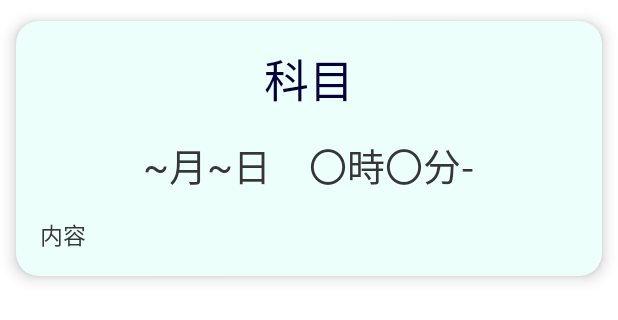
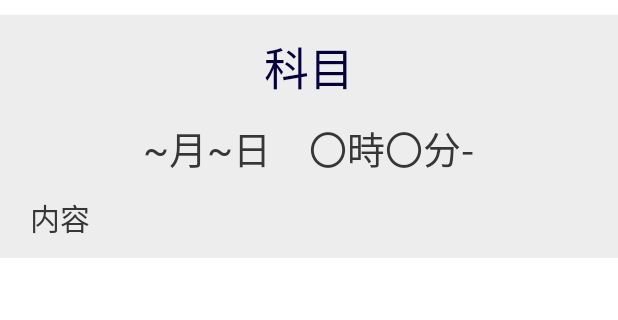
Before and after one commit to ri0103/ExamApplication, an Android app: the layout item_schedule_data_cell.xml on its own in the app's theme, with its tools: preview values and no code run, on a phone screen of 412 x 824 dp. Shown: the top 320 px of the screen. Run offline under Robolectric (Android 15) with nearby library versions, the phone set to English and light mode, and no system bars.

Commit message:
BackgroundColorChoose_Done

```diff
--- a/app/build.gradle
+++ b/app/build.gradle
@@ -30,6 +30,9 @@ android {
     kotlinOptions {
         jvmTarget = '1.8'
     }
+    buildFeatures {
+        viewBinding true
+    }
 
 }
 
@@ -45,6 +48,8 @@ dependencies {
     implementation 'androidx.recyclerview:recyclerview:1.2.0'
     implementation 'com.google.android.material:material:1.1.0'
     implementation 'androidx.legacy:legacy-support-v4:1.0.0'
+    implementation 'androidx.navigation:navigation-fragment-ktx:2.3.5'
+    implementation 'androidx.navigation:navigation-ui-ktx:2.3.5'
     testImplementation 'junit:junit:4.+'
     androidTestImplementation 'androidx.test.ext:junit:1.1.3'
     androidTestImplementation 'androidx.test.espresso:espresso-core:3.4.0'
--- a/app/src/main/java/app/ishizaki/ryu/examapplication/CoverageAdapter.kt
+++ b/app/src/main/java/app/ishizaki/ryu/examapplication/CoverageAdapter.kt
@@ -4,13 +4,12 @@ import android.text.method.ScrollingMovementMethod
 import android.view.LayoutInflater
 import android.view.View
 import android.view.ViewGroup
-import android.widget.HorizontalScrollView
-import android.widget.ScrollView
 import android.widget.TextView
+import androidx.cardview.widget.CardView
 import androidx.recyclerview.widget.RecyclerView
 import io.realm.OrderedRealmCollection
 import io.realm.RealmRecyclerViewAdapter
-import io.realm.RealmResults
+
 
 class CoverageAdapter(
     private val context: RecyclerView,
--- a/app/src/main/java/app/ishizaki/ryu/examapplication/ToDo.kt
+++ b/app/src/main/java/app/ishizaki/ryu/examapplication/ToDo.kt
@@ -1,12 +1,13 @@
 package app.ishizaki.ryu.examapplication
 
+import android.graphics.Color
 import io.realm.RealmObject
 import io.realm.annotations.PrimaryKey
 import java.sql.Time
 import java.time.chrono.ChronoLocalDateTime
 import java.util.*
 
-open class ToDo (
+open class ToDo(
     @PrimaryKey
     open var id: String = UUID.randomUUID().toString(),
     open var subject: String = "",
--- a/app/src/main/res/layout/item_schedule_data_cell.xml
+++ b/app/src/main/res/layout/item_schedule_data_cell.xml
@@ -4,21 +4,44 @@
 
 
 
-    <androidx.cardview.widget.CardView
-        xmlns:android="http://schemas.android.com/apk/res/android"
+
+
+
+<!--<androidx.cardview.widget.CardView-->
+<!--        xmlns:android="http://schemas.android.com/apk/res/android"-->
+<!--        xmlns:app="http://schemas.android.com/apk/res-auto"-->
+<!--    xmlns:card_view="http://schemas.android.com/apk/res-auto"-->
+<!--        android:id="@+id/cardView1"-->
+<!--        android:layout_width="match_parent"-->
+<!--        android:layout_height="wrap_content"-->
+<!--        app:cardCornerRadius="15sp"-->
+<!--        app:cardUseCompatPadding="true"-->
+<!--    app:cardElevation="6sp"-->
+<!--        app:layout_constraintBottom_toBottomOf="parent"-->
+<!--        app:layout_constraintEnd_toEndOf="parent"-->
+<!--        app:layout_constraintStart_toStartOf="parent"-->
+<!--        app:layout_constraintTop_toTopOf="parent"-->
+<!--        android:backgroundTint="@color/bg_grey">-->
+
+
+<androidx.constraintlayout.widget.ConstraintLayout xmlns:android="http://schemas.android.com/apk/res/android"
     xmlns:app="http://schemas.android.com/apk/res-auto"
-    xmlns:card_view="http://schemas.android.com/apk/res-auto"
-        android:id="@+id/cardView1"
+    xmlns:tools="http://schemas.android.com/tools"
+    android:id="@+id/scheduleCell1"
     android:layout_width="match_parent"
     android:layout_height="wrap_content"
-        app:cardCornerRadius="15sp"
-        app:cardUseCompatPadding="true"
-    app:cardElevation="6sp"
+    android:layout_marginTop="10sp"
+    android:layout_marginBottom="2sp"
+    app:cornerRadius="15sp"
     app:layout_constraintBottom_toBottomOf="parent"
     app:layout_constraintEnd_toEndOf="parent"
     app:layout_constraintStart_toStartOf="parent"
     app:layout_constraintTop_toTopOf="parent"
-        android:backgroundTint="@color/cell_bg_color">
+    android:background="@color/bg_grey"
+
+    >
+
+
 
 
         <LinearLayout
@@ -34,7 +57,8 @@
                 android:layout_height="wrap_content"
                 android:text="科目"
                 android:textColor="@color/cell_title_color"
-                android:paddingBottom="15sp"
+                android:paddingBottom="12sp"
+                android:paddingTop="12sp"
                 android:textSize="30sp"
                 android:layout_gravity="center"
                 android:fontFamily="@font/mplusbold"
@@ -48,7 +72,7 @@
                 android:layout_height="wrap_content"
                 android:layout_gravity="center"
                 android:fontFamily="@font/mplusmedium"
-                android:paddingBottom="15sp"
+                android:paddingBottom="12sp"
                 android:text="~月~日　〇時〇分-"
                 android:textSize="25sp" />
 
@@ -57,13 +81,17 @@
                 android:id="@+id/contentText"
                 android:layout_width="match_parent"
                 android:layout_height="wrap_content"
+                android:layout_marginRight="4sp"
+                android:layout_marginLeft="4sp"
                 android:text="内容"
                 android:fontFamily="@font/mplusregular"
-                android:textSize="15sp" />
+                android:textSize="20sp"
+                android:paddingBottom="12sp"/>
 
 
 
 
         </LinearLayout>
 
-    </androidx.cardview.widget.CardView>
+</androidx.constraintlayout.widget.ConstraintLayout>
+<!--</androidx.cardview.widget.CardView>-->
--- /dev/null
+++ b/app/src/main/res/values-land/dimens.xml
@@ -0,0 +1,3 @@
+<resources>
+    <dimen name="fab_margin">48dp</dimen>
+</resources>
--- /dev/null
+++ b/app/src/main/res/values-w1240dp/dimens.xml
@@ -0,0 +1,3 @@
+<resources>
+    <dimen name="fab_margin">200dp</dimen>
+</resources>
--- /dev/null
+++ b/app/src/main/res/values-w600dp/dimens.xml
@@ -0,0 +1,3 @@
+<resources>
+    <dimen name="fab_margin">48dp</dimen>
+</resources>
--- /dev/null
+++ b/app/src/main/res/values/dimens.xml
@@ -0,0 +1,3 @@
+<resources>
+    <dimen name="fab_margin">16dp</dimen>
+</resources>
--- a/app/src/main/res/values/themes.xml
+++ b/app/src/main/res/values/themes.xml
@@ -14,4 +14,13 @@
         <item name="android:windowLightStatusBar">?attr/colorOnSecondary</item>
         <!-- Customize your theme here. -->
     </style>
+
+    <style name="Theme.ExamApplication.NoActionBar">
+        <item name="windowActionBar">false</item>
+        <item name="windowNoTitle">true</item>
+    </style>
+
+    <style name="Theme.ExamApplication.AppBarOverlay" parent="ThemeOverlay.AppCompat.Dark.ActionBar" />
+
+    <style name="Theme.ExamApplication.PopupOverlay" parent="ThemeOverlay.AppCompat.Light" />
 </resources>
```
Also changed, not shown: app/src/main/AndroidManifest.xml (+14 -13 lines), app/src/main/java/app/ishizaki/ryu/examapplication/AddToDoActivity.kt (+16 -3 lines), app/src/main/java/app/ishizaki/ryu/examapplication/ToDoAdapter.kt (+8 -9 lines), app/src/main/res/navigation/nav_graph.xml (added, +28 -0 lines), app/src/main/res/values/strings.xml (+9 -0 lines). Lines whose indentation alone changed are shown as unchanged.
